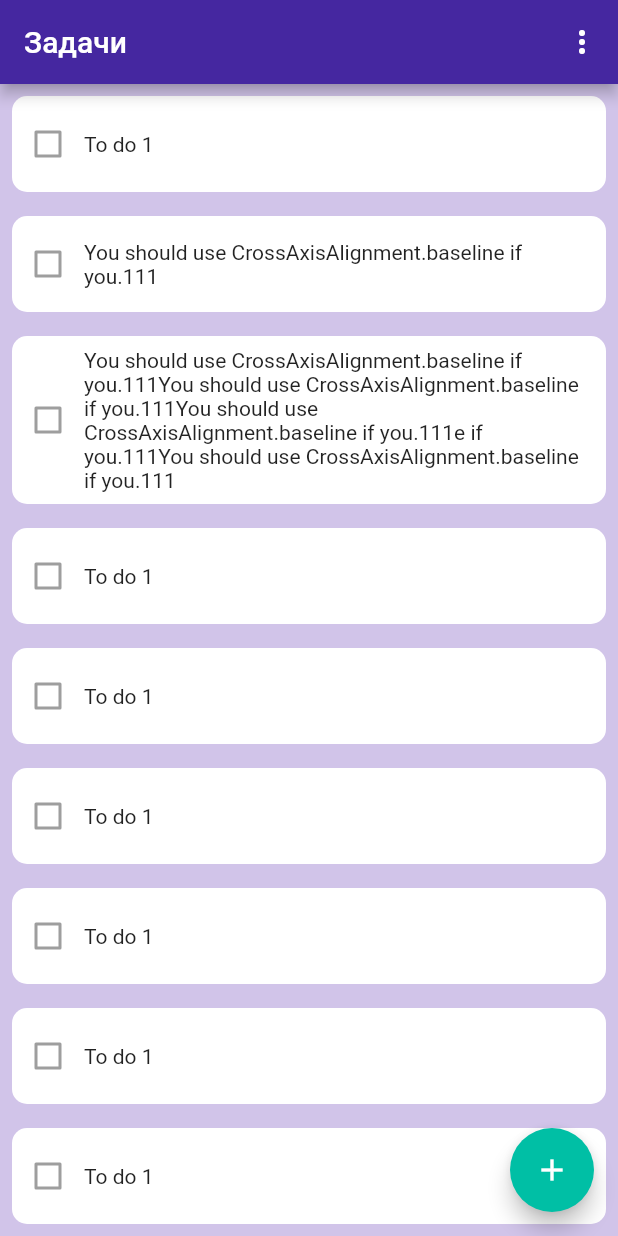
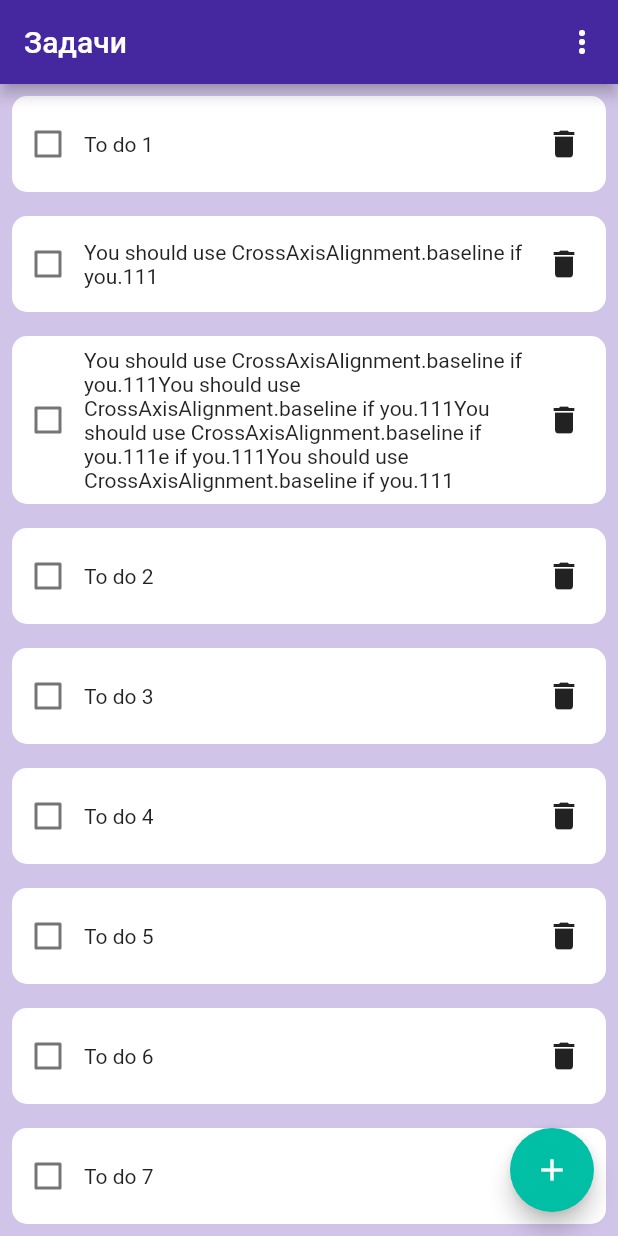
Before and after one commit to ViktorJasch/FlutterToDoApp, a Flutter app: the screen it shows after launch, on a phone screen of 412 x 824 dp. Run offline on Flutter 3.47's test engine with Material 2 defaults, Android fonts, the phone set to English and light mode, and no system bars.

Commit message:
Реализовал удаление и добавление задач

```diff
--- a/lib/main.dart
+++ b/lib/main.dart
@@ -1,5 +1,6 @@
 import 'package:flutter/material.dart';
-import 'package:todoapp/DetailScreen.dart';
+import 'file:///C:/Users/Shilo.VS/AndroidStudioProjects/todo_app/lib/Screens/detail_screen.dart';
+import 'Screens/list_of_tasks_screen.dart';
 
 void main() {
   runApp(MyApp());
@@ -22,114 +23,3 @@ class MyApp extends StatelessWidget {
     );
   }
 }
-
-class MyHomePage extends StatefulWidget {
-  MyHomePage({Key key, this.title}) : super(key: key);
-
-  final String title;
-
-  @override
-  _MyHomePageState createState() => _MyHomePageState();
-}
-
-class _MyHomePageState extends State<MyHomePage> {
-  List<String> tasks = <String>[
-    'To do 1',
-    'You should use CrossAxisAlignment.baseline if you.111',
-    'You should use CrossAxisAlignment.baseline if you.111You should use CrossAxisAlignment.baseline if you.111You should use CrossAxisAlignment.baseline if you.111e if you.111You should use CrossAxisAlignment.baseline if you.111',
-    'To do 1',
-    'To do 1',
-    'To do 1',
-    'To do 1',
-    'To do 1',
-    'To do 1',
-    'To do 1'
-  ];
-
-  bool checkBoxValue = false;
-
-  void selectedItem(String value) {
-    switch (value) {
-      case 'Test':
-        break;
-    }
-  }
-
-  @override
-  Widget build(BuildContext context) {
-    return Scaffold(
-        backgroundColor: Colors.deepPurple[100],
-        appBar: AppBar(
-          title: Text('Задачи'),
-          actions: <Widget>[
-            PopupMenuButton(
-              onSelected: selectedItem,
-              itemBuilder: (BuildContext context) {
-                return {''}.map((String choice) {
-                  return PopupMenuItem<String>(
-                    value: choice,
-                    child: Text(choice),
-                  );
-                }).toList();
-              },
-            )
-          ],
-        ),
-        floatingActionButton: Builder(
-          builder: (context) => FloatingActionButton(
-            onPressed: () {
-              final snackBar = SnackBar(
-                content: Text('Функционал в разработке'),
-                action: SnackBarAction(
-                  label: 'Ok',
-                  onPressed: () {},
-                ),
-              );
-              Scaffold.of(context).showSnackBar(snackBar);
-            },
-            child: Icon(Icons.add),
-            backgroundColor: Colors.tealAccent[700],
-          ),
-        ),
-        body: ListView.builder(
-          itemCount: tasks.length,
-          itemBuilder: (BuildContext context, int index) {
-            return InkWell(
-              onTap: () {
-                print('Tap!');
-                Navigator.push(context,
-                    MaterialPageRoute(
-                        builder: (context) => DetailScreen(title: tasks[index])
-                    )
-                );
-              },
-              child: Container(
-                margin: const EdgeInsets.all(8),
-                padding: EdgeInsets.only(right: 8, top: 8, bottom: 8),
-                decoration: BoxDecoration(
-                  borderRadius: BorderRadius.circular(10),
-                  color: Colors.white,
-                ),
-                child: Row(
-                  mainAxisSize: MainAxisSize.max,
-                  mainAxisAlignment: MainAxisAlignment.start,
-                  children: <Widget>[
-                    Checkbox(
-                      value: checkBoxValue,
-                    ),
-                    Expanded(
-                      child: Text(
-                        '${tasks[index]}',
-                        textDirection: TextDirection.ltr,
-                        overflow: TextOverflow.ellipsis,
-                        maxLines: 6,
-                      ),
-                    )
-                  ],
-                ),
-              ),
-            );
-          },
-        ));
-  }
-}
--- /dev/null
+++ b/lib/model/task.dart
@@ -0,0 +1,6 @@
+
+class Task {
+  String title;
+  bool isDone;
+  Task({this.title, this.isDone});
+}
--- /dev/null
+++ b/lib/screens/list_of_tasks_screen.dart
@@ -0,0 +1,177 @@
+import 'package:flutter/material.dart';
+import 'detail_screen.dart';
+import 'package:todoapp/model/task.dart';
+
+class MyHomePage extends StatefulWidget {
+  MyHomePage({Key key, this.title}) : super(key: key);
+
+  final String title;
+
+  @override
+  _MyHomePageState createState() => _MyHomePageState();
+}
+
+class _MyHomePageState extends State<MyHomePage> {
+
+  List<Task> taskList = <Task>[
+    Task(title: 'To do 1', isDone: false),
+    Task(
+        title: 'You should use CrossAxisAlignment.baseline if you.111',
+        isDone: false),
+    Task(
+        title:
+            'You should use CrossAxisAlignment.baseline if you.111You should use CrossAxisAlignment.baseline if you.111You should use CrossAxisAlignment.baseline if you.111e if you.111You should use CrossAxisAlignment.baseline if you.111',
+        isDone: false),
+    Task(title: 'To do 2', isDone: false),
+    Task(title: 'To do 3', isDone: false),
+    Task(title: 'To do 4', isDone: false),
+    Task(title: 'To do 5', isDone: false),
+    Task(title: 'To do 6', isDone: false),
+    Task(title: 'To do 7', isDone: false),
+    Task(title: 'To do 8', isDone: false),
+  ];
+
+  bool checkBoxValue = false;
+  final _textEditingController = TextEditingController();
+
+  void selectedItem(String value) {
+    switch (value) {
+      case 'Скрыть выполенные':
+        print('Скрыл выполненные задачи');
+        break;
+      case 'Удалить выполненные':
+        print('Удалил выполненные задачи');
+        break;
+    }
+  }
+
+   void deleteItem(int index) {
+    setState(() {
+      taskList.removeAt(index);
+    });
+    print('Delete');
+  }
+
+  void addItem(String title) {
+    setState(() {
+      taskList.add(Task(title: title, isDone: false));
+      _textEditingController.text = '';
+    });
+  }
+
+   displayDialog(BuildContext context) async {
+    return showDialog(
+      context: context,
+      builder: (context) {
+        return AlertDialog(
+          title: Text('Создать задачу'),
+          content: TextField(
+            decoration: InputDecoration(
+              hintText: 'Введите название задачи',
+            ),
+            controller: _textEditingController,
+          ),
+          actions: <Widget>[
+            FlatButton(
+              child: Text('Отмена'),
+              onPressed: () {
+                Navigator.of(context).pop();
+              },
+            ),
+            FlatButton(
+              child: Text('Добавить'),
+              onPressed: () {
+                addItem(_textEditingController.text);
+                Navigator.of(context).pop();
+              },
+            )
+          ],
+        );
+    }
+    );
+  }
+
+  @override
+  Widget build(BuildContext context) {
+    return Scaffold(
+        backgroundColor: Colors.deepPurple[100],
+        appBar: AppBar(
+          title: Text('Задачи'),
+          actions: <Widget>[
+            PopupMenuButton(
+              onSelected: selectedItem,
+              itemBuilder: (BuildContext context) {
+                return {'Скрыть выполенные', 'Удалить выполненные'}.map((String choice) {
+                  return PopupMenuItem<String>(
+                    value: choice,
+                    child: Text(choice),
+                  );
+                }).toList();
+              },
+            )
+          ],
+        ),
+        floatingActionButton: Builder(
+          builder: (context) => FloatingActionButton(
+            onPressed: () => displayDialog(context),
+            child: Icon(Icons.add),
+            backgroundColor: Colors.tealAccent[700],
+          ),
+        ),
+        body: ListView.builder(
+          itemCount: taskList.length,
+          itemBuilder: (BuildContext context, int index) {
+            return InkWell(
+              onTap: () {
+                print('Tap!');
+                Navigator.push(context,
+                    MaterialPageRoute(
+                        builder: (context) => DetailScreen(title: taskList[index].title)
+                    )
+                );
+              },
+              child: Container(
+                margin: const EdgeInsets.all(8),
+                padding: EdgeInsets.only(right: 8, top: 8, bottom: 8),
+                decoration: BoxDecoration(
+                  borderRadius: BorderRadius.circular(10),
+                  color: Colors.white,
+                ),
+                child: Row(
+                  mainAxisSize: MainAxisSize.max,
+                  mainAxisAlignment: MainAxisAlignment.start,
+                  children: <Widget>[
+                    Checkbox(
+                      value: taskList[index].isDone,
+                      onChanged: (newValue) {
+                        setState(() {
+                           taskList[index].isDone = newValue;
+                        });
+                      },
+                    ),
+                    Expanded(
+                      child: Text(
+                        '${taskList[index].title}',
+                        textDirection: TextDirection.ltr,
+                        overflow: TextOverflow.ellipsis,
+                        maxLines: 6,
+                      ),
+                    ),
+                    SizedBox(
+                      width: 40,
+                      child: FlatButton(
+                        padding: EdgeInsets.all(0),
+                        onPressed: () => deleteItem(index),
+                        child: Icon(
+                          Icons.delete,
+                        ),
+                      ),
+                    ),
+                  ],
+                ),
+              ),
+            );
+          },
+        ));
+  }
+}
```
Also changed, not shown: lib/screens/detail_screen.dart (renamed from lib/DetailScreen.dart).
